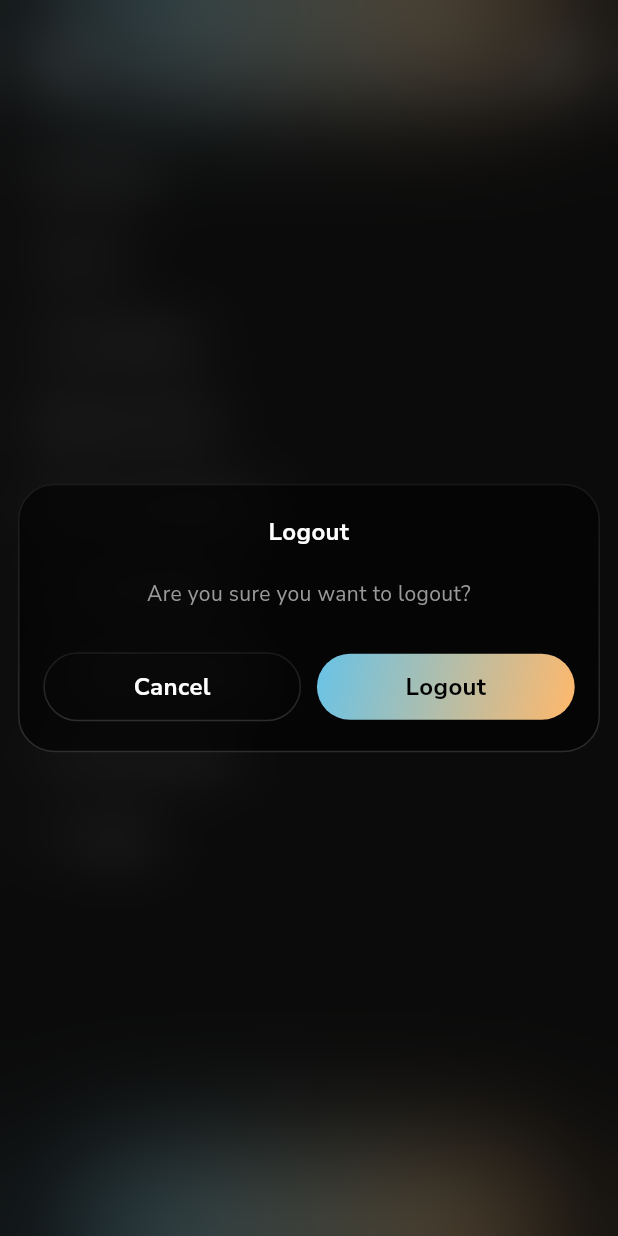
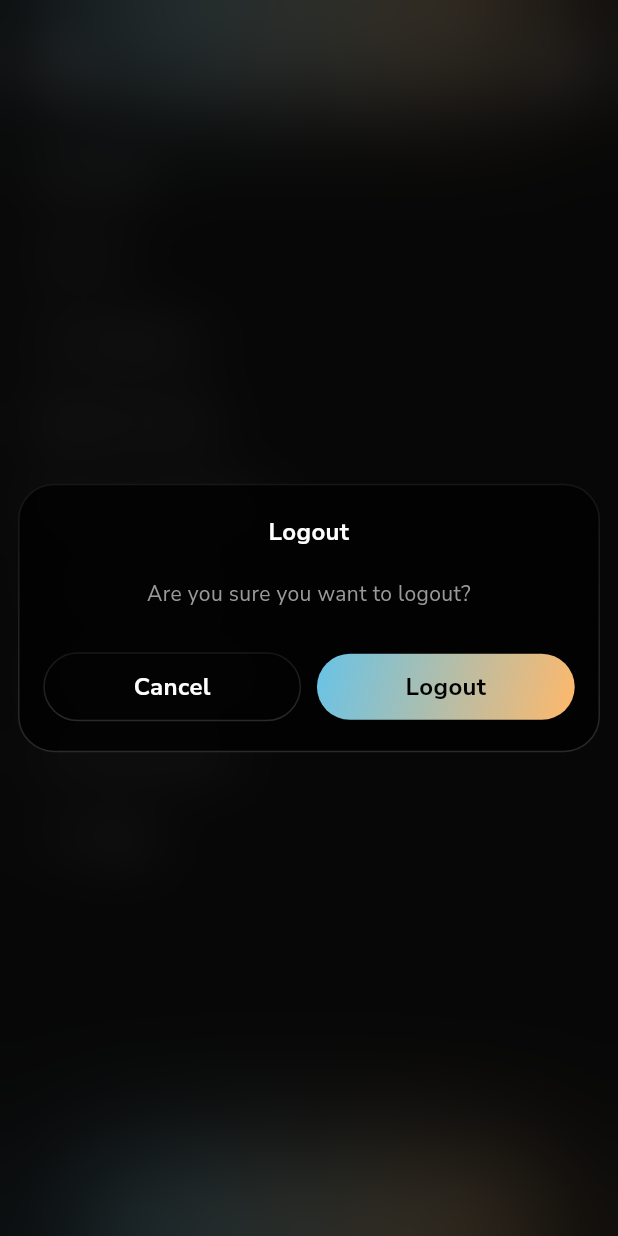
Before and after one commit to Pginti08/Ai-coversational-app-flutter, a Flutter app: the UserMenu screen opened directly with empty values, after a tap on "Logout", on a phone screen of 412 x 824 dp. Run offline on Flutter 3.47's test engine with Material 3 defaults, Android fonts, the phone set to English and light mode, and no system bars; drawn by our look-alikes of toastification; our stand-ins replace app_links, cached_network_image, carousel_slider, device_info_plus, dio, dotted_border and 23 more; missing offline and left inert: awesome_dio_interceptor, flutter_file_saver, gpt_markdown; accounts and stored records are empty; network calls fail; project files that could hold a hidden picture were left out.

```diff
--- a/lib/core/constants/storage_constants.dart
+++ b/lib/core/constants/storage_constants.dart
@@ -3,4 +3,5 @@ class StorageConstants {
   static const String accessToken = 'access_token';
   static const String userModel = 'user_model';
   static const String fcmToken = 'fcm_token';
+  static const String unlockedCustomization = 'unlocked_customization';
 }
--- a/lib/core/widgets/blur_dialog.dart
+++ b/lib/core/widgets/blur_dialog.dart
@@ -62,7 +62,7 @@ class BlurDialog {
                             ),
                         decoration: BoxDecoration(
                           color: backgroundColor ??
-                              AppColors.blackColor.withAlpha(150),
+                              AppColors.blackColor.withAlpha(200),
                           borderRadius: BorderRadius.circular(borderRadius),
                           border: GradientBoxBorder(
                             gradient: LinearGradient(
@@ -84,7 +84,7 @@ class BlurDialog {
           ),
         ),
       ),
-      barrierColor: overlayColor ?? AppColors.blackColor.withAlpha(100),
+      barrierColor: overlayColor ?? AppColors.blackColor.withAlpha(150),
     );
   }
 }
--- a/lib/core/widgets/common_dialog.dart
+++ b/lib/core/widgets/common_dialog.dart
@@ -9,6 +9,7 @@ import 'package:vousvous/core/widgets/blur_dialog.dart';
 void commonDialog({
   required String title,
   required String description,
+  Widget? icon,
   required VoidCallback onSuccess,
   VoidCallback? onCancel,
   String successButtonTitle = "OK",
@@ -23,6 +24,11 @@ void commonDialog({
       mainAxisSize: MainAxisSize.min,
       crossAxisAlignment: CrossAxisAlignment.center,
       children: [
+        if (icon != null) ...[
+          icon,
+          SizedBox(height: 10.h),
+        ],
+
         /// Title
         Text(
           title,
--- a/lib/features/home/models/user_detail_model.dart
+++ b/lib/features/home/models/user_detail_model.dart
@@ -57,6 +57,7 @@ class Data {
   String? image;
   String? bio;
   bool? hasSeenGuide;
+  int? swipeCount;
   DateTime? createdAt;
   DateTime? updatedAt;
 
@@ -69,6 +70,7 @@ class Data {
     this.image,
     this.bio,
     this.hasSeenGuide,
+    this.swipeCount,
     this.createdAt,
     this.updatedAt,
   });
@@ -82,6 +84,7 @@ class Data {
         image: json["image"],
         bio: json["bio"],
         hasSeenGuide: json["hasSeenGuide"],
+        swipeCount: json["swipeCount"],
         createdAt: json["createdAt"] == null
             ? null
             : DateTime.parse(json["createdAt"]),
@@ -99,6 +102,7 @@ class Data {
         "image": image,
         "bio": bio,
         "hasSeenGuide": hasSeenGuide,
+        "swipeCount": swipeCount,
         "createdAt": createdAt?.toIso8601String(),
         "updatedAt": updatedAt?.toIso8601String(),
       };
@@ -113,6 +117,7 @@ class Data {
     String? image,
     String? bio,
     bool? hasSeenGuide,
+    int? swipeCount,
     DateTime? createdAt,
     DateTime? updatedAt,
   }) {
@@ -125,6 +130,7 @@ class Data {
       image: image ?? this.image,
       bio: bio ?? this.bio,
       hasSeenGuide: hasSeenGuide ?? this.hasSeenGuide,
+      swipeCount: swipeCount ?? this.swipeCount,
       createdAt: createdAt ?? this.createdAt,
       updatedAt: updatedAt ?? this.updatedAt,
     );
--- a/lib/features/liked/screens/liked_screen.dart
+++ b/lib/features/liked/screens/liked_screen.dart
@@ -184,7 +184,8 @@ class LikedScreen extends StatelessWidget {
               }),
             ),
             hSizedBox18,
-            Obx(() => controller.isLoading.value
+            Obx(() => controller.isLoading.value ||
+                    controller.likedProductsList.isEmpty
                 ? SizedBox.shrink()
                 : Padding(
                     padding: const EdgeInsets.symmetric(horizontal: 20),
--- a/lib/features/skipped/screens/skipped_screen.dart
+++ b/lib/features/skipped/screens/skipped_screen.dart
@@ -8,9 +8,9 @@ import 'package:vousvous/core/constants/asset_constants.dart';
 import 'package:vousvous/core/theme/app_colors.dart';
 import 'package:vousvous/core/theme/app_styles.dart';
 import 'package:vousvous/core/utils/sizedbox.dart';
+import 'package:vousvous/core/widgets/animated_heart_button.dart';
 import 'package:vousvous/core/widgets/app_loader.dart';
 import 'package:vousvous/core/widgets/app_network_image.dart';
-import 'package:vousvous/core/widgets/animated_heart_button.dart';
 import 'package:vousvous/core/widgets/custom_scaffold.dart';
 import 'package:vousvous/core/widgets/shimmer_utils.dart';
 import 'package:vousvous/features/skipped/controller/skipped_controller.dart';
@@ -71,7 +71,7 @@ class SkippedScreen extends StatelessWidget {
                               mainAxisAlignment: MainAxisAlignment.center,
                               children: [
                                 SvgPicture.asset(
-                                  AssetConstants.heart,
+                                  AssetConstants.previous,
                                   height: 80,
                                   color: AppColors.textColor.withOpacity(0.3),
                                 ),
```
Also changed, not shown: lib/features/home/controller/home_controller.dart (+42 -0 lines), lib/features/home/screens/home_screen.dart (+7 -1 lines).
